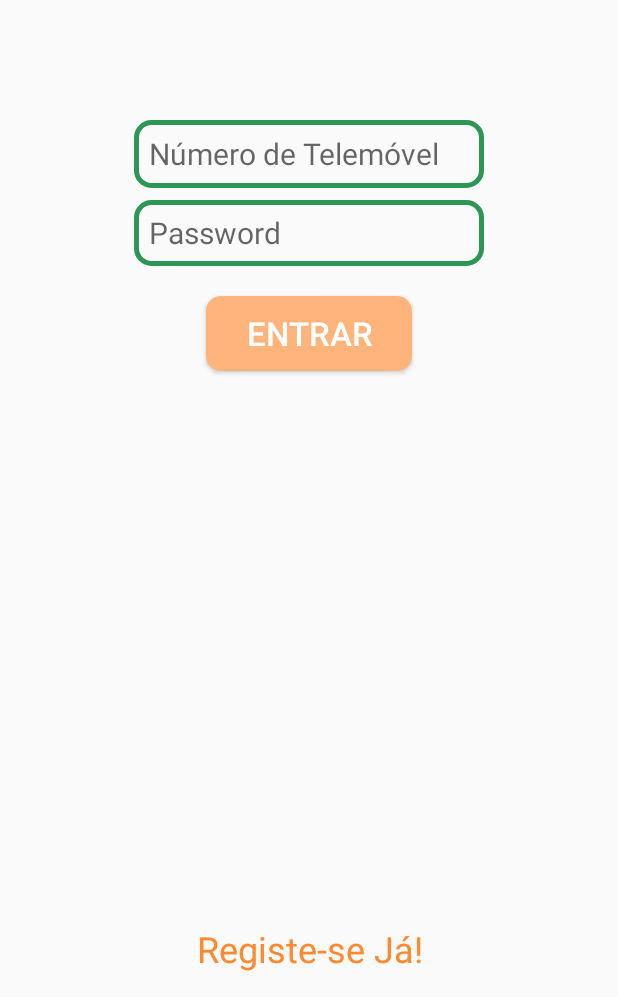
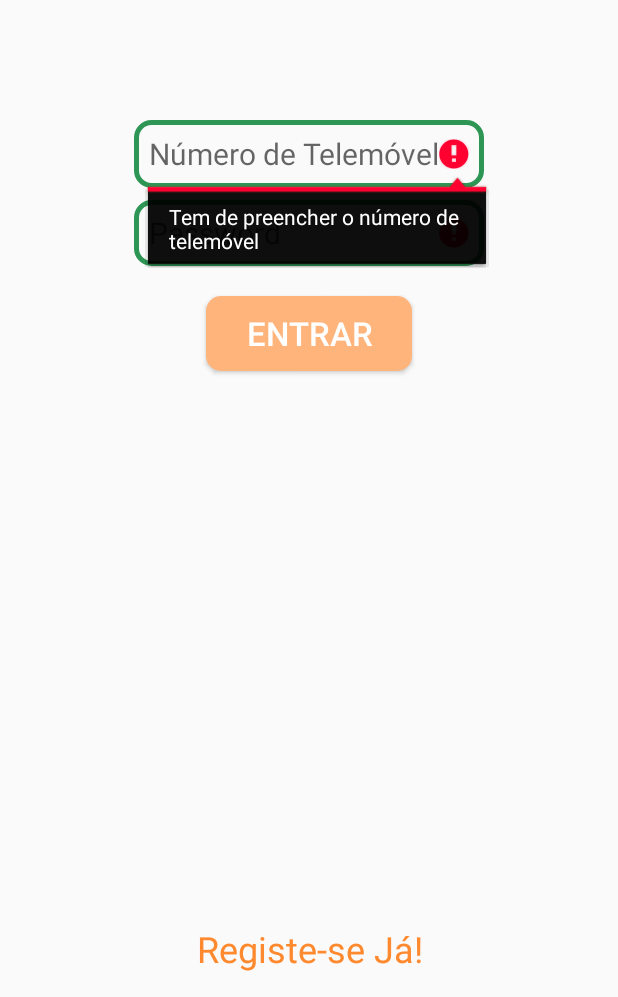
Before and after one commit to MTeixeira9/CM_BuyShare, an Android app: the screen it shows after launch (LoginActivity), after a tap on "ENTRAR", on a phone screen of 412 x 824 dp, the part 239-1236 px from its top. Run offline under Robolectric (Android 15) with nearby library versions, the phone set to English and light mode, and no system bars; our stand-ins replace Firebase (no records; nobody signed in at launch, a user with empty details on screens opened directly).

Commit message:
Login
ACABADO

```diff
--- a/app/src/main/java/com/example/android/buyshare/LoginActivity.java
+++ b/app/src/main/java/com/example/android/buyshare/LoginActivity.java
@@ -1,4 +1,5 @@
 package com.example.android.buyshare;
+
 import android.content.Intent;
 import android.os.Bundle;
 import android.support.annotation.NonNull;
@@ -22,9 +23,13 @@ import com.google.firebase.database.ValueEventListener;
 public class LoginActivity extends AppCompatActivity {
 
     private DatabaseReference mDatabase;
-    private String emptyFields = "Tem de preencher ambos os campos!";
-    private String loginSucess = "Sessão iniciada com sucesso!";
-    private String wrongPass = "A password inserida está errada!";
+    private static final String MSG_USER_N_EXIST_ERRO = "O user não se encontra registado";
+    private static final String MSG_EMPTY_NTLM = "Tem de preencher o número de telemóvel";
+    private static final String MSG_INV_NUM_ERRO = "O número deve conter 9 dígitos";
+    private static final String MSG_EMPTY_PASS = "Tem de inserir uma password";
+    private static final String MSG_LOGIN_SUCES = "Sessão iniciada com sucesso!";
+    private static final String MSG_WRONG_PASS = "A password inserida está errada!";
+    private boolean res, emptyNTlm, emptyPass;
 
     @Override
     protected void onCreate(Bundle savedInstanceState) {
@@ -37,8 +42,8 @@ public class LoginActivity extends AppCompatActivity {
         //BASE DE DADOS
         mDatabase = FirebaseDatabase.getInstance().getReference("users");
 
-        TextView registar = (TextView) findViewById(R.id.tvRegistar);
-        Button entrar = (Button) findViewById(R.id.entrar);
+        TextView registar = findViewById(R.id.tvRegistar);
+        Button entrar = findViewById(R.id.entrar);
 
         registar.setOnClickListener(new View.OnClickListener() {
             @Override
@@ -51,16 +56,32 @@ public class LoginActivity extends AppCompatActivity {
         entrar.setOnClickListener(new View.OnClickListener() {
             @Override
             public void onClick(View v) {
-                EditText nTel =(EditText) findViewById(R.id.numTel);
-                EditText pass = (EditText) findViewById(R.id.passRegisto);
+                final EditText nTel = findViewById(R.id.numTel);
+                final EditText pass = findViewById(R.id.passRegisto);
 
                 final String numTelS = nTel.getText().toString();
                 final String passS = pass.getText().toString();
 
-                if (numTelS.equals("") && passS.equals(""))
-                    Toast.makeText(getApplicationContext(), emptyFields, Toast.LENGTH_LONG).show();
+                emptyNTlm = false;
+                emptyPass = false;
+
+                if (numTelS.equals("")) {
+                    emptyNTlm = true;
+                    nTel.setError(MSG_EMPTY_NTLM);
+                }
                 else {
+                    if (numTelS.length() != 9) {
+                        nTel.setError(MSG_INV_NUM_ERRO);
+                        emptyNTlm = true;
+                    }
+                }
+                if (passS.equals("")){
+                    emptyPass = true;
+                    pass.setError(MSG_EMPTY_PASS);
+                }
+                if(!emptyNTlm && !emptyPass){
 
+                    res = false;
                     Query q = mDatabase.orderByChild("numeroTlm").equalTo(numTelS);
                     q.addListenerForSingleValueEvent(new ValueEventListener() {
                         @Override
@@ -69,14 +90,20 @@ public class LoginActivity extends AppCompatActivity {
                                 String p = String.valueOf(singleSnapshot.child("password").getValue());
 
                                 if (p.equals(passS)) {
-                                    Toast.makeText(getApplicationContext(), loginSucess, Toast.LENGTH_LONG).show();
+                                    res = true;
+                                    Toast.makeText(getApplicationContext(), MSG_LOGIN_SUCES, Toast.LENGTH_LONG).show();
                                     Intent i = new Intent(getApplicationContext(), MinhasListas.class);
                                     i.putExtra("userTlm", numTelS);
                                     startActivity(i);
                                 } else {
-                                    Toast.makeText(getApplicationContext(), wrongPass, Toast.LENGTH_LONG).show();
+                                    res = true;
+                                    pass.setError(MSG_WRONG_PASS);
                                 }
                             }
+
+                            if (!res)
+                                nTel.setError(MSG_USER_N_EXIST_ERRO);
+
                         }
 
                         @Override
```
